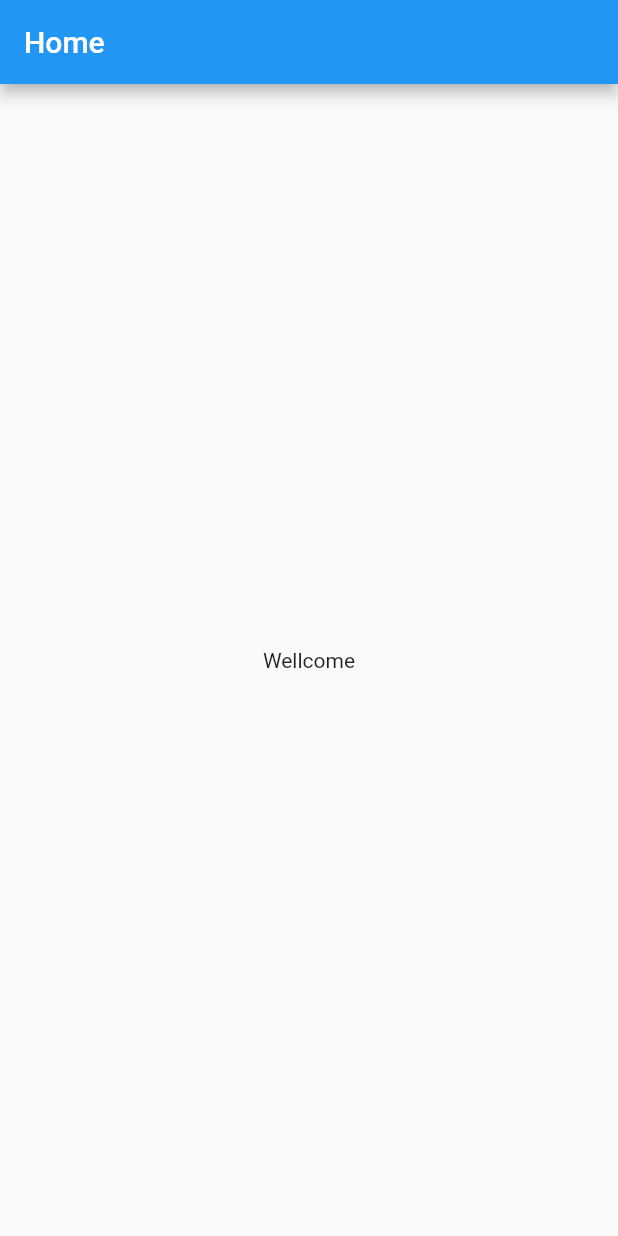
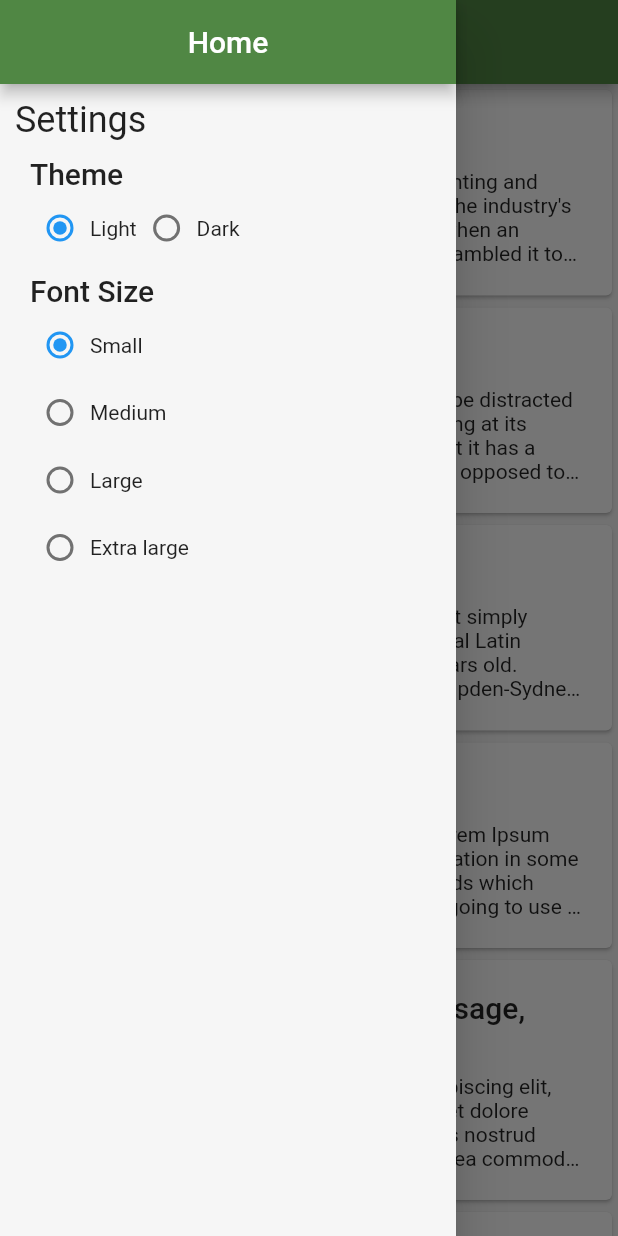
Before and after one commit to mateuscdomingos/flutter-ChangeTheme-Internationalization, a Flutter app: the screen it shows after launch, with the side drawer open (before the commit the screen has no drawer), on a phone screen of 412 x 824 dp. Run offline on Flutter 3.47's test engine with Material 2 defaults, Android fonts, the phone set to English and light mode, and no system bars.

Commit message:
Layout finalizado

```diff
--- /dev/null
+++ b/lib/components/article_item.dart
@@ -0,0 +1,48 @@
+import 'package:flutter/material.dart';
+
+import 'package:appbasepe/screans/article_details_screen.dart';
+import 'package:appbasepe/models/article.dart';
+
+class ArticleItem extends StatelessWidget {
+  final Article article;
+
+  const ArticleItem(this.article);
+
+  void _selectArticle(BuildContext context) {
+    Navigator.of(context).push(
+      MaterialPageRoute(builder: (_) {
+        return ArticleDetails(article);
+      }),
+    );
+  }
+
+  @override
+  Widget build(BuildContext context) {
+    return InkWell(
+      onTap: () => _selectArticle(context),
+      splashColor: Theme.of(context).primaryColor,
+      child: Card(
+        child: Padding(
+          padding: EdgeInsets.all(20),
+          child: Column(
+            crossAxisAlignment: CrossAxisAlignment.start,
+            children: <Widget>[
+              Container(
+                margin: EdgeInsets.only(bottom: 10),
+                child: Text(
+                  article.title,
+                  style: Theme.of(context).textTheme.headline6,
+                ),
+              ),
+              Text(
+                article.body,
+                maxLines: 4,
+                overflow: TextOverflow.ellipsis,
+              ),
+            ],
+          ),
+        ),
+      ),
+    );
+  }
+}
--- /dev/null
+++ b/lib/components/article_list.dart
@@ -0,0 +1,22 @@
+import 'package:appbasepe/components/article_item.dart';
+import 'package:appbasepe/models/article.dart';
+import 'package:flutter/material.dart';
+
+class ArticleList extends StatelessWidget {
+  final List<Article> articles;
+
+  ArticleList(this.articles);
+
+  @override
+  Widget build(BuildContext context) {
+    return ListView(
+      children: <Widget>[
+        Column(
+          children: articles.map((article) {
+            return ArticleItem(article);
+          }).toList(),
+        ),
+      ],
+    );
+  }
+}
--- /dev/null
+++ b/lib/components/main_drawer.dart
@@ -0,0 +1,94 @@
+import 'package:appbasepe/components/radio_form.dart';
+import 'package:flutter/material.dart';
+
+class MainDrawer extends StatefulWidget {
+  @override
+  _MainDrawerState createState() => _MainDrawerState();
+}
+
+class _MainDrawerState extends State<MainDrawer> {
+  static const themeProps = [
+    {"label": "Light", "value": 0},
+    {"label": "Dark", "value": 1}
+  ];
+
+  static const fontProps = [
+    {"label": 'Small', "value": 0},
+    {"label": 'Medium', "value": 1},
+    {"label": 'Large', "value": 2},
+    {"label": 'Extra large', "value": 3}
+  ];
+
+  num _themeValue = 0;
+  num _fontValue = 0;
+
+  void _selectArticle(num item) {
+    setState(() {
+      _themeValue = item;
+    });
+  }
+
+  void _selectFont(num item) {
+    setState(() {
+      _fontValue = item;
+    });
+  }
+
+  @override
+  Widget build(BuildContext context) {
+    return Drawer(
+      child: Scaffold(
+        appBar: AppBar(
+          title: Text("Home"),
+          centerTitle: true,
+          automaticallyImplyLeading: false,
+        ),
+        body: SingleChildScrollView(
+          child: Padding(
+            padding: const EdgeInsets.all(10),
+            child: Column(
+              crossAxisAlignment: CrossAxisAlignment.start,
+              children: <Widget>[
+                Container(
+                  margin: EdgeInsets.only(bottom: 10),
+                  child: Text(
+                    "Settings",
+                    style: Theme.of(context).textTheme.headline5,
+                  ),
+                ),
+                Padding(
+                  padding: const EdgeInsets.only(left: 10),
+                  child: Column(
+                    crossAxisAlignment: CrossAxisAlignment.start,
+                    children: <Widget>[
+                      Text(
+                        "Theme",
+                        style: Theme.of(context).textTheme.headline6,
+                      ),
+                      RadioForm(
+                        character: _themeValue,
+                        handleSelect: _selectArticle,
+                        radioProps: themeProps,
+                        row: true,
+                      ),
+                      SizedBox(height: 10),
+                      Text(
+                        "Font Size",
+                        style: Theme.of(context).textTheme.headline6,
+                      ),
+                      RadioForm(
+                        character: _fontValue,
+                        handleSelect: _selectFont,
+                        radioProps: fontProps,
+                      ),
+                    ],
+                  ),
+                )
+              ],
+            ),
+          ),
+        ),
+      ),
+    );
+  }
+}
--- /dev/null
+++ b/lib/components/radio_form.dart
@@ -0,0 +1,49 @@
+import 'package:flutter/material.dart';
+
+class RadioForm extends StatelessWidget {
+  final List<Map<String, Object>> radioProps;
+  final num character;
+  final void Function(int) handleSelect;
+  final bool row;
+
+  const RadioForm({
+    @required this.character,
+    @required this.handleSelect,
+    @required this.radioProps,
+    this.row: false,
+  });
+
+  List<Widget> loadRadio() {
+    return radioProps.map((radio) {
+      return Padding(
+        padding: const EdgeInsets.only(top: 5),
+        child: Wrap(
+          crossAxisAlignment: WrapCrossAlignment.center,
+          children: <Widget>[
+            Radio(
+              materialTapTargetSize: MaterialTapTargetSize.shrinkWrap,
+              value: radio["value"],
+              groupValue: character,
+              onChanged: (value) => handleSelect(value),
+            ),
+            Text(
+              radio["label"],
+            ),
+          ],
+        ),
+      );
+    }).toList();
+  }
+
+  @override
+  Widget build(BuildContext context) {
+    if (row) {
+      return Row(children: loadRadio());
+    } else {
+      return Column(
+        crossAxisAlignment: CrossAxisAlignment.start,
+        children: loadRadio(),
+      );
+    }
+  }
+}
--- /dev/null
+++ b/lib/data/dummy_data.dart
@@ -0,0 +1,46 @@
+import '../models/article.dart';
+
+const DUMMY_ARTICLES = const [
+  Article(
+    id: 1,
+    title: "What is Lorem Ipsum?",
+    body:
+        "Lorem Ipsum is simply dummy text of the printing and typesetting industry. Lorem Ipsum has been the industry's standard dummy text ever since the 1500s, when an unknown printer took a galley of type and scrambled it to make a type specimen book. It has survived not only five centuries, but also the leap into electronic typesetting, remaining essentially unchanged. It was popularised in the 1960s with the release of Letraset sheets containing Lorem Ipsum passages, and more recently with desktop publishing software like Aldus PageMaker including versions of Lorem Ipsum.",
+  ),
+  Article(
+      id: 2,
+      title: "Why do we use it?",
+      body:
+          "It is a long established fact that a reader will be distracted by the readable content of a page when looking at its layout. The point of using Lorem Ipsum is that it has a more-or-less normal distribution of letters, as opposed to using 'Content here, content here', making it look like readable English. Many desktop publishing packages and web page editors now use Lorem Ipsum as their default model text, and a search for 'lorem ipsum' will uncover many web sites still in their infancy. Various versions have evolved over the years, sometimes by accident, sometimes on purpose (injected humour and the like)."),
+  Article(
+    id: 3,
+    title: "Where does it come from?",
+    body:
+        "Contrary to popular belief, Lorem Ipsum is not simply random text. It has roots in a piece of classical Latin literature from 45 BC, making it over 2000 years old. Richard McClintock, a Latin professor at Hampden-Sydney College in Virginia, looked up one of the more obscure Latin words, consectetur, from a Lorem Ipsum passage, and going through the cites of the word in classical literature, discovered the undoubtable source. Lorem Ipsum comes from sections 1.10.32 and 1.10.33 of 'de Finibus Bonorum et Malorum' (The Extremes of Good and Evil) by Cicero, written in 45 BC. This book is a treatise on the theory of ethics, very popular during the Renaissance. The first line of Lorem Ipsum, 'Lorem ipsum dolor sit amet..', comes from a line in section 1.10.32.",
+  ),
+  Article(
+    id: 4,
+    title: "Where can I get some?",
+    body:
+        "There are many variations of passages of Lorem Ipsum available, but the majority have suffered alteration in some form, by injected humour, or randomised words which don't look even slightly believable. If you are going to use a passage of Lorem Ipsum, you need to be sure there isn't anything embarrassing hidden in the middle of text. All the Lorem Ipsum generators on the Internet tend to repeat predefined chunks as necessary, making this the first true generator on the Internet. It uses a dictionary of over 200 Latin words, combined with a handful of model sentence structures, to generate Lorem Ipsum which looks reasonable. The generated Lorem Ipsum is therefore always free from repetition, injected humour, or non-characteristic words etc.",
+  ),
+  Article(
+    id: 5,
+    title: "The standard Lorem Ipsum passage, used since the 1500s",
+    body:
+        "Lorem ipsum dolor sit amet, consectetur adipiscing elit, sed do eiusmod tempor incididunt ut labore et dolore magna aliqua. Ut enim ad minim veniam, quis nostrud exercitation ullamco laboris nisi ut aliquip ex ea commodo consequat. Duis aute irure dolor in reprehenderit in voluptate velit esse cillum dolore eu fugiat nulla pariatur. Excepteur sint occaecat cupidatat non proident, sunt in culpa qui officia deserunt mollit anim id est laborum.",
+  ),
+  Article(
+    id: 6,
+    title:
+        "Section 1.10.32 of 'de Finibus Bonorum et Malorum', written by Cicero in 45 BC",
+    body:
+        "Sed ut perspiciatis unde omnis iste natus error sit voluptatem accusantium doloremque laudantium, totam rem aperiam, eaque ipsa quae ab illo inventore veritatis et quasi architecto beatae vitae dicta sunt explicabo. Nemo enim ipsam voluptatem quia voluptas sit aspernatur aut odit aut fugit, sed quia consequuntur magni dolores eos qui ratione voluptatem sequi nesciunt. Neque porro quisquam est, qui dolorem ipsum quia dolor sit amet, consectetur, adipisci velit, sed quia non numquam eius modi tempora incidunt ut labore et dolore magnam aliquam quaerat voluptatem. Ut enim ad minima veniam, quis nostrum exercitationem ullam corporis suscipit laboriosam, nisi ut aliquid ex ea commodi consequatur? Quis autem vel eum iure reprehenderit qui in ea voluptate velit esse quam nihil molestiae consequatur, vel illum qui dolorem eum fugiat quo voluptas nulla pariatur?",
+  ),
+  Article(
+    id: 7,
+    title: "1914 translation by H. Rackham",
+    body:
+        "But I must explain to you how all this mistaken idea of denouncing pleasure and praising pain was born and I will give you a complete account of the system, and expound the actual teachings of the great explorer of the truth, the master-builder of human happiness. No one rejects, dislikes, or avoids pleasure itself, because it is pleasure, but because those who do not know how to pursue pleasure rationally encounter consequences that are extremely painful. Nor again is there anyone who loves or pursues or desires to obtain pain of itself, because it is pain, but because occasionally circumstances occur in which toil and pain can procure him some great pleasure. To take a trivial example, which of us ever undertakes laborious physical exercise, except to obtain some advantage from it? But who has any right to find fault with a man who chooses to enjoy a pleasure that has no annoying consequences, or one who avoids a pain that produces no resultant pleasure?",
+  ),
+];
--- a/lib/main.dart
+++ b/lib/main.dart
@@ -1,4 +1,5 @@
 import 'package:flutter/material.dart';
+import 'package:appbasepe/screans/home_screen.dart';
 
 void main() {
   runApp(MyApp());
@@ -10,8 +11,15 @@ class MyApp extends StatelessWidget {
     return MaterialApp(
       title: 'Flutter Demo',
       theme: ThemeData(
-        primarySwatch: Colors.blue,
+        primaryColor: Color(0xFF508744),
+        scaffoldBackgroundColor: Color(0xFFF6F6F6),
+        cardColor: Color(0xFFFFFFFF),
         visualDensity: VisualDensity.adaptivePlatformDensity,
+        textTheme: TextTheme(
+          headline1: TextStyle(fontSize: 72.0, fontWeight: FontWeight.bold),
+          headline6: TextStyle(fontSize: 20.0, fontWeight: FontWeight.w500),
+          bodyText2: TextStyle(fontSize: 14.0, fontWeight: FontWeight.normal),
+        ),
       ),
       home: MyHomePage(),
     );
@@ -28,20 +36,6 @@ class MyHomePage extends StatefulWidget {
 class _MyHomePageState extends State<MyHomePage> {
   @override
   Widget build(BuildContext context) {
-    return Scaffold(
-      appBar: AppBar(
-        title: Text("Home"),
-      ),
-      body: Center(
-        child: Column(
-          mainAxisAlignment: MainAxisAlignment.center,
-          children: <Widget>[
-            Text(
-              'Wellcome',
-            ),
-          ],
-        ),
-      ),
-    );
+    return HomeScreen();
   }
 }
--- /dev/null
+++ b/lib/models/article.dart
@@ -0,0 +1,13 @@
+import 'package:flutter/foundation.dart';
+
+class Article {
+  final num id;
+  final String title;
+  final String body;
+
+  const Article({
+    @required this.id,
+    @required this.title,
+    @required this.body,
+  });
+}
--- /dev/null
+++ b/lib/screans/article_details_screen.dart
@@ -0,0 +1,41 @@
+import 'package:appbasepe/models/article.dart';
+import 'package:flutter/material.dart';
+
+class ArticleDetails extends StatelessWidget {
+  final Article article;
+
+  const ArticleDetails(this.article);
+
+  @override
+  Widget build(BuildContext context) {
+    return Scaffold(
+      appBar: AppBar(
+        title: Text('Article details'),
+      ),
+      body: Column(
+        children: <Widget>[
+          Card(
+            child: Padding(
+              padding: EdgeInsets.all(20),
+              child: Column(
+                crossAxisAlignment: CrossAxisAlignment.start,
+                children: <Widget>[
+                  Container(
+                    margin: EdgeInsets.only(bottom: 10),
+                    child: Text(
+                      article.title,
+                      style: Theme.of(context).textTheme.headline6,
+                    ),
+                  ),
+                  Text(
+                    article.body,
+                  ),
+                ],
+              ),
+            ),
+          ),
+        ],
+      ),
+    );
+  }
+}
--- /dev/null
+++ b/lib/screans/home_screen.dart
@@ -0,0 +1,22 @@
+import 'package:appbasepe/components/article_list.dart';
+import 'package:appbasepe/components/main_drawer.dart';
+import 'package:appbasepe/data/dummy_data.dart';
+import 'package:flutter/material.dart';
+import 'package:appbasepe/models/article.dart';
+
+class HomeScreen extends StatelessWidget {
+  final List<Article> _articles = DUMMY_ARTICLES;
+
+  @override
+  Widget build(BuildContext context) {
+    return Scaffold(
+      appBar: AppBar(
+        title: Text("Home"),
+      ),
+      drawer: MainDrawer(),
+      body: Container(
+        child: ArticleList(_articles),
+      ),
+    );
+  }
+}
```
Also changed, not shown: 1 other file.
